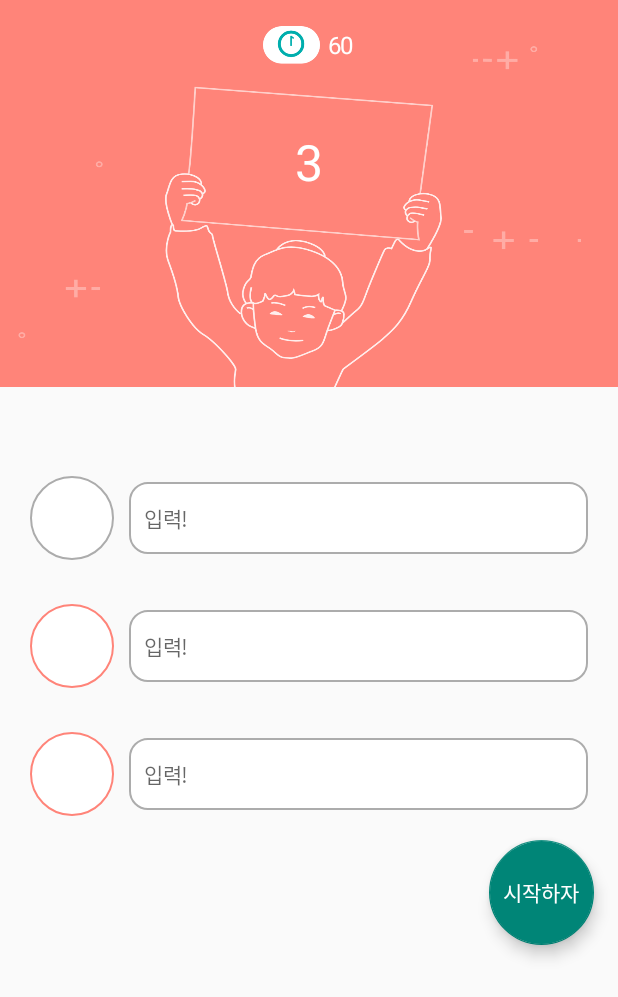
After one commit to zion830/Depthon-6th-team3, an Android app: the GameActivity screen opened directly, with no data from a screen before it, on a phone screen of 412 x 824 dp. The commit adds this screen. Shown: the top 997 px of the screen. Run offline under Robolectric (Android 15) with nearby library versions, the phone set to English and light mode, and no system bars; 1 statement that could not run was skipped.

Commit message:
삼행시 입력 화면 구현

```diff
--- a/app/build.gradle
+++ b/app/build.gradle
@@ -32,4 +32,5 @@ dependencies {
 
     // JSON 변환 라이브러리
     implementation 'com.google.code.gson:gson:2.8.5'
+    implementation 'com.android.support:design:28.0.0'
 }
--- a/app/src/main/AndroidManifest.xml
+++ b/app/src/main/AndroidManifest.xml
@@ -16,8 +16,11 @@
             android:name=".activity.MainActivity"
             android:theme="@style/Theme.AppCompat.Light.NoActionBar" />
         <activity
+            android:name=".activity.GameActivity"
+            android:theme="@style/Theme.AppCompat.Light.NoActionBar" />
+        <activity
             android:name=".activity.LoginActivity"
-            android:theme="@style/Theme.AppCompat.Light.NoActionBar">
+            android:theme="@style/Theme.AppCompat.Light.NoActionBar" >
 
             <intent-filter>
                 <action android:name="android.intent.action.MAIN" />
--- /dev/null
+++ b/app/src/main/java/com/depromeet/activity/GameActivity.java
@@ -0,0 +1,106 @@
+package com.depromeet.activity;
+
+import android.os.CountDownTimer;
+import android.os.Handler;
+import android.support.v4.content.ContextCompat;
+import android.support.v7.app.AppCompatActivity;
+import android.os.Bundle;
+import android.view.View;
+import android.widget.Button;
+import android.widget.EditText;
+import android.widget.TextView;
+
+import com.depromeet.R;
+
+public class GameActivity extends AppCompatActivity {
+    private Handler mHandler;
+    private Runnable mRunnable;
+    private int mStartTime = 5;
+    private int mQuizTime = 60;
+    TextView mStartTimerText;
+    TextView mQuizTimerText;
+    TextView mQuizFirstWordText;
+    TextView mQuizSecondWordText;
+    TextView mQuizThirdWordText;
+    EditText mQuizFirstAnswerEdit;
+    EditText mQuizSecondAnswerEdit;
+    EditText mQuizThirdAnswerEdit;
+    Button mSubmitBtn;
+
+    @Override
+    protected void onCreate(Bundle savedInstanceState) {
+        super.onCreate(savedInstanceState);
+        setContentView(R.layout.activity_game);
+
+        mStartTimerText = findViewById(R.id.tv_game_beginCounter);
+        mQuizTimerText = findViewById(R.id.tv_game_timer);
+
+        mQuizFirstWordText = findViewById(R.id.tv_game_firstword);
+        mQuizSecondWordText = findViewById(R.id.tv_game_secondword);
+        mQuizThirdWordText = findViewById(R.id.tv_game_thirdword);
+
+        mQuizFirstAnswerEdit = findViewById(R.id.et_game_firstword);
+        mQuizSecondAnswerEdit = findViewById(R.id.et_game_secondword);
+        mQuizThirdAnswerEdit = findViewById(R.id.et_game_thirdword);
+
+        mSubmitBtn = findViewById(R.id.fb_game_submit);
+
+        // 입력된 단어, 입력 안된 단어 색상변경
+        if ( mQuizFirstAnswerEdit.getText().toString().length() == 0) {
+            mQuizFirstWordText.setBackground(ContextCompat.getDrawable(GameActivity.this, R.drawable.vacant_word_icon));
+        } else {
+            mQuizFirstWordText.setBackground(ContextCompat.getDrawable(GameActivity.this, R.drawable.word_icon));
+        }
+
+        // 5초 카운터
+        new CountDownTimer(5000,1000) {
+            @Override
+            public void onTick(long millisUntilFinished) {  //1초마다 변하는 이벤트
+                mStartTimerText.setText(Integer.toString(--mStartTime));
+            }
+
+            @Override
+            public void onFinish() {
+                // 단어 셋팅
+                mStartTimerText.setText("디프만");
+                mQuizFirstWordText.setText(Character.toString(mStartTimerText.getText().charAt(0)));
+                mQuizSecondWordText.setText(Character.toString(mStartTimerText.getText().charAt(1)));
+                mQuizThirdWordText.setText(Character.toString(mStartTimerText.getText().charAt(2)));
+
+
+
+                // 5초 지난 후, 단어 등장과 함께 1분 카운트 시작
+                new CountDownTimer(60000, 1000) {
+                    @Override
+                    public void onTick(long millisUntilFinished) {
+                        mQuizTimerText.setText(Integer.toString(--mQuizTime));
+                    }
+
+                    @Override
+                    public void onFinish() { //타이머 종료시 이벤트
+                        // "노력해요" 팝업창
+
+                    }
+                }.start();
+            }
+        }.start();
+
+        // 제출하기 버튼 누르면
+        mSubmitBtn.setOnClickListener(new View.OnClickListener() {
+            @Override
+            public void onClick(View v) {
+                // 참!잘했어요 팝업창
+
+                // 데이터 저장
+//                Intent intent = new Intent(GameActivity.this, MainActivity.class);
+//                intent.putExtra();
+//                startActivityForResult(intent, 1);
+
+
+            }
+        });
+
+
+
+    }
+}
--- /dev/null
+++ b/app/src/main/res/drawable/btn_submit.xml
@@ -0,0 +1,12 @@
+<?xml version="1.0" encoding="utf-8"?>
+<shape xmlns:android="http://schemas.android.com/apk/res/android"
+    android:shape="oval">
+
+    <solid
+        android:color="#00aead"/>
+
+    <size
+        android:width="70dp"
+        android:height="70dp" />
+
+</shape>
--- /dev/null
+++ b/app/src/main/res/drawable/btn_submit_shadow.xml
@@ -0,0 +1,5 @@
+<?xml version="1.0" encoding="utf-8"?>
+<selector xmlns:android="http://schemas.android.com/apk/res/android">
+
+
+</selector>
--- /dev/null
+++ b/app/src/main/res/drawable/ev_answer_insert.xml
@@ -0,0 +1,19 @@
+<?xml version="1.0" encoding="utf-8"?>
+<shape xmlns:android="http://schemas.android.com/apk/res/android"
+    android:shape="rectangle">
+
+    <corners
+        android:radius="12dp"/>
+
+    <solid
+        android:color="#ffffff"/>
+
+    <stroke
+        android:color="#acacac"
+        android:width="1.5dp"/>
+
+    <size
+        android:width="254dp"
+        android:height="48dp" />
+
+</shape>
--- /dev/null
+++ b/app/src/main/res/drawable/vacant_word_icon.xml
@@ -0,0 +1,16 @@
+<?xml version="1.0" encoding="utf-8"?>
+<shape xmlns:android="http://schemas.android.com/apk/res/android"
+    android:shape="oval">
+
+    <solid
+        android:color="#ffffff"/>
+
+    <stroke
+        android:color="#acacac"
+        android:width="1.5dp"/>
+
+    <size
+        android:width="56dp"
+        android:height="56dp" />
+
+</shape>
--- /dev/null
+++ b/app/src/main/res/drawable/word_icon.xml
@@ -0,0 +1,16 @@
+<?xml version="1.0" encoding="utf-8"?>
+<shape xmlns:android="http://schemas.android.com/apk/res/android"
+    android:shape="oval">
+
+    <solid
+        android:color="#ffffff"/>
+
+    <stroke
+        android:color="#ff8479"
+        android:width="1.5dp"/>
+
+    <size
+    android:width="56dp"
+    android:height="56dp" />
+
+</shape>
--- /dev/null
+++ b/app/src/main/res/layout/activity_game.xml
@@ -0,0 +1,198 @@
+<?xml version="1.0" encoding="utf-8"?>
+<FrameLayout xmlns:android="http://schemas.android.com/apk/res/android"
+    xmlns:tools="http://schemas.android.com/tools"
+    android:layout_width="match_parent"
+    android:layout_height="match_parent"
+    tools:context=".activity.GameActivity">
+
+    <LinearLayout
+        android:layout_width="match_parent"
+        android:layout_height="match_parent"
+        android:orientation="vertical">
+
+
+        <LinearLayout
+            android:layout_width="match_parent"
+            android:layout_height="258dp"
+            android:background="@drawable/quiz_bg"
+            android:orientation="vertical">
+
+            <LinearLayout
+                android:layout_width="match_parent"
+                android:layout_height="60dp"
+                android:gravity="center">
+
+                <ImageView
+                    android:id="@+id/tv_game_timericon"
+                    android:layout_width="38dp"
+                    android:layout_height="25dp"
+                    android:layout_gravity="center"
+                    android:layout_marginRight="5dp"
+                    android:src="@drawable/icon_time" />
+
+                <TextView
+                    android:id="@+id/tv_game_timer"
+                    android:layout_width="wrap_content"
+                    android:layout_height="wrap_content"
+                    android:textSize="16sp"
+                    android:textColor="#ffffff"
+                    android:letterSpacing="-0.03"
+                    android:lineSpacingExtra="10sp"
+                    android:text="60" />
+
+            </LinearLayout>
+
+            <TextView
+                android:id="@+id/tv_game_beginCounter"
+                android:layout_width="match_parent"
+                android:layout_height="96dp"
+                android:gravity="center"
+                android:text="디프만"
+                android:textSize="33sp"
+                android:textColor="#ffffff"
+                android:letterSpacing="-0.03"
+                android:lineSpacingExtra="22sp"
+                tools:text="디 프 만"/>
+
+
+        </LinearLayout>
+
+        <LinearLayout
+            android:id="@+id/ll_game_answer"
+            android:layout_width="match_parent"
+            android:layout_height="wrap_content"
+            android:orientation="vertical">
+
+            <LinearLayout
+                android:layout_width="match_parent"
+                android:layout_height="56dp"
+                android:layout_marginLeft="20dp"
+                android:layout_marginTop="59dp"
+                android:layout_marginRight="20dp"
+                android:gravity="center_vertical"
+                android:orientation="horizontal">
+
+                <TextView
+                    android:id="@+id/tv_game_firstword"
+                    android:layout_width="wrap_content"
+                    android:layout_height="wrap_content"
+                    android:background="@drawable/word_icon"
+                    android:gravity="center"
+                    android:letterSpacing="-0.03"
+                    android:lineSpacingExtra="27sp"
+                    android:textColor="#ff8479"
+                    android:textSize="25sp" />
+
+                <EditText
+                    android:id="@+id/et_game_firstword"
+                    android:layout_width="match_parent"
+                    android:layout_height="wrap_content"
+                    android:layout_marginLeft="10dp"
+                    android:background="@drawable/ev_answer_insert"
+                    android:hint="입력!"
+                    android:letterSpacing="-0.02"
+                    android:lineSpacingExtra="3sp"
+                    android:paddingStart="10dp"
+                    android:textColor="#c3c3c3"
+                    android:textSize="14sp" />
+
+
+            </LinearLayout>
+
+            <LinearLayout
+                android:layout_width="match_parent"
+                android:layout_height="56dp"
+                android:layout_marginLeft="20dp"
+                android:layout_marginTop="29dp"
+                android:layout_marginRight="20dp"
+                android:gravity="center_vertical"
+                android:orientation="horizontal">
+
+                <TextView
+                    android:id="@+id/tv_game_secondword"
+                    android:layout_width="wrap_content"
+                    android:layout_height="wrap_content"
+                    android:background="@drawable/word_icon"
+                    android:gravity="center"
+                    android:letterSpacing="-0.03"
+                    android:lineSpacingExtra="27sp"
+                    android:textColor="#ff8479"
+                    android:textSize="25sp" />
+
+                <EditText
+                    android:id="@+id/et_game_secondword"
+                    android:layout_width="match_parent"
+                    android:layout_height="wrap_content"
+                    android:layout_marginLeft="10dp"
+                    android:background="@drawable/ev_answer_insert"
+                    android:hint="입력!"
+                    android:letterSpacing="-0.02"
+                    android:lineSpacingExtra="3sp"
+                    android:paddingStart="10dp"
+                    android:textColor="#c3c3c3"
+                    android:textSize="14sp" />
+
+            </LinearLayout>
+
+            <LinearLayout
+                android:layout_width="match_parent"
+                android:layout_height="56dp"
+                android:layout_marginLeft="20dp"
+                android:layout_marginTop="29dp"
+                android:layout_marginRight="20dp"
+                android:gravity="center_vertical"
+                android:orientation="horizontal">
+
+                <TextView
+                    android:id="@+id/tv_game_thirdword"
+                    android:layout_width="wrap_content"
+                    android:layout_height="wrap_content"
+                    android:background="@drawable/word_icon"
+                    android:gravity="center"
+                    android:letterSpacing="-0.03"
+                    android:lineSpacingExtra="27sp"
+                    android:textColor="#ff8479"
+                    android:textSize="25sp" />
+
+                <EditText
+                    android:id="@+id/et_game_thirdword"
+                    android:layout_width="match_parent"
+                    android:layout_height="wrap_content"
+                    android:layout_marginLeft="10dp"
+                    android:background="@drawable/ev_answer_insert"
+                    android:hint="입력!"
+                    android:letterSpacing="-0.02"
+                    android:lineSpacingExtra="3sp"
+                    android:paddingStart="10dp"
+                    android:textColor="#c3c3c3"
+                    android:textSize="14sp" />
+
+            </LinearLayout>
+
+            <FrameLayout
+                android:layout_width="wrap_content"
+                android:layout_height="wrap_content"
+                android:layout_gravity="bottom|end">
+
+                <android.support.design.widget.FloatingActionButton
+                    android:id="@+id/fb_main_start"
+                    android:layout_width="70dp"
+                    android:layout_height="70dp"
+                    android:layout_gravity="center"
+                    android:layout_margin="16dp"
+                    android:src="@android:color/transparent" />
+
+                <TextView
+                    android:layout_width="wrap_content"
+                    android:layout_height="wrap_content"
+                    android:layout_gravity="center"
+                    android:elevation="16dp"
+                    android:text="@string/main_start"
+                    android:textAppearance="?android:attr/textAppearanceMedium"
+                    android:textColor="@android:color/white"
+                    android:textSize="14sp" />
+            </FrameLayout>
+
+        </LinearLayout>
+    </LinearLayout>
+</FrameLayout>
--- a/app/src/main/res/layout/activity_main.xml
+++ b/app/src/main/res/layout/activity_main.xml
@@ -214,7 +214,7 @@
         android:layout_gravity="bottom|end">
 
         <android.support.design.widget.FloatingActionButton
-            android:id="@+id/fb_main_start"
+            android:id="@+id/fb_game_submit"
             android:layout_width="70dp"
             android:layout_height="70dp"
             android:layout_gravity="center"
--- /dev/null
+++ b/app/src/main/res/layout/activity_tryagain.xml
@@ -0,0 +1,15 @@
+<?xml version="1.0" encoding="utf-8"?>
+<LinearLayout
+    xmlns:android="http://schemas.android.com/apk/res/android"
+    android:layout_width="match_parent"
+    android:layout_height="match_parent"
+    android:gravity="center"
+    android:background="#8Cffffff">
+
+    <ImageView
+        android:id="@+id/img_game_tryagain"
+        android:layout_width="300dp"
+        android:layout_height="wrap_content"
+        android:src="@drawable/try_img" />
+
+</LinearLayout>
```
Also changed, not shown: app/src/main/res/drawable/bg.png (added), app/src/main/res/drawable/good_img.png (added), app/src/main/res/drawable/icon_time.png (added), app/src/main/res/drawable/quiz_bg.png (added), app/src/main/res/drawable/try_img.png (added).
